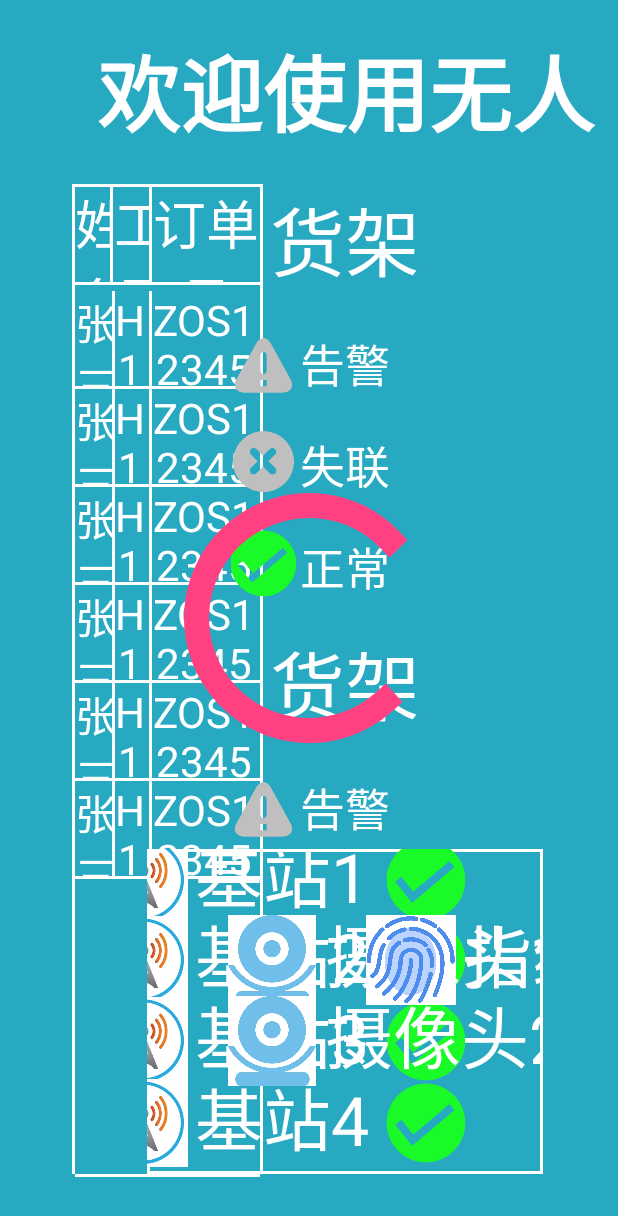
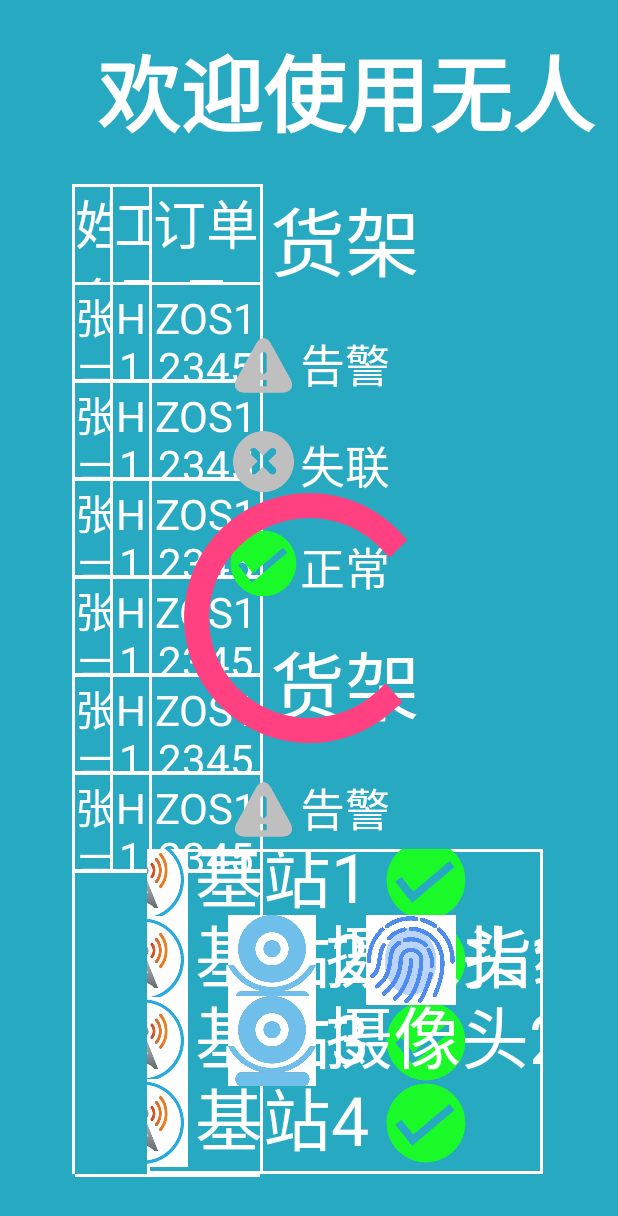
Before and after one commit to fxslltfxl/mvp-display, an Android app: the layout activity_main_new.xml on its own in the app's theme, with its tools: preview values and no code run, on a phone screen of 412 x 824 dp. Shown: the top 1216 px of the screen. Run offline under Robolectric (Android 15) with nearby library versions, the phone set to English and light mode, and no system bars; plain views replace AVLoadingIndicatorView.

Commit message:
amend view

```diff
--- a/AndroidStudioProjects/app/src/main/java/cn/zemic/hy/display/unmannedstoragedisplay/presenter/imp/alarm/AlarmPresenter.java
+++ b/AndroidStudioProjects/app/src/main/java/cn/zemic/hy/display/unmannedstoragedisplay/presenter/imp/alarm/AlarmPresenter.java
@@ -49,7 +49,7 @@ public class AlarmPresenter extends BasePresenter implements IAlarmPresenter {
             public void onSuccess(String wareHouseNo) {
                 mWareHouseNo = wareHouseNo;
                 //连接服务器，获取告警信息 start
-                interaction.connectServiceForGetWarningAndUserInfo(deviceId, wareHouseNo, new IBaseRepository.OnGetWarningDataFinish() {
+                interaction.connectService(deviceId, wareHouseNo, new IBaseRepository.OnGetWarningDataFinish() {
                     @Override
                     public void onSuccess(List<OperateWarningInformViewModel> alarmInfoBeans, boolean isFirst) {
                         iAlarmView.hideLoading();
--- a/AndroidStudioProjects/app/src/main/java/cn/zemic/hy/display/unmannedstoragedisplay/presenter/imp/alarm/AlarmRepository.kt
+++ b/AndroidStudioProjects/app/src/main/java/cn/zemic/hy/display/unmannedstoragedisplay/presenter/imp/alarm/AlarmRepository.kt
@@ -46,7 +46,7 @@ class AlarmRepository : IAlarmRepository {
         })
     }
 
-    override fun connectServiceForGetWarningAndUserInfo(deviceId: String, wareHouseNo: String, onGetWarningDataFinish: IBaseRepository.OnGetWarningDataFinish) {
+    override fun connectService(deviceId: String, wareHouseNo: String, onGetWarningDataFinish: IBaseRepository.OnGetWarningDataFinish) {
         mOnGetWarningDataFinish = onGetWarningDataFinish
         mHandler = MyMessagesHandler()
         Platform.loadPlatformComponent(AndroidPlatformComponent())
--- a/AndroidStudioProjects/app/src/main/java/cn/zemic/hy/display/unmannedstoragedisplay/presenter/interfaces/IAlarmRepository.java
+++ b/AndroidStudioProjects/app/src/main/java/cn/zemic/hy/display/unmannedstoragedisplay/presenter/interfaces/IAlarmRepository.java
@@ -17,7 +17,7 @@ public interface IAlarmRepository extends IBaseRepository {
      * @param deviceId                 search condition
      * @param onGetWarningDataFinish get data finish callback
      */
-    void connectServiceForGetWarningAndUserInfo(String deviceId,String wareHouseNo, IBaseRepository.OnGetWarningDataFinish onGetWarningDataFinish);
+    void connectService(String deviceId, String wareHouseNo, IBaseRepository.OnGetWarningDataFinish onGetWarningDataFinish);
 
     HubProxy getHubProxy();
 }
--- a/AndroidStudioProjects/app/src/main/java/cn/zemic/hy/display/unmannedstoragedisplay/view/activity/alarmactivity/AlarmMainActivity.java
+++ b/AndroidStudioProjects/app/src/main/java/cn/zemic/hy/display/unmannedstoragedisplay/view/activity/alarmactivity/AlarmMainActivity.java
@@ -6,7 +6,6 @@ import android.support.v7.widget.GridLayoutManager;
 import android.support.v7.widget.LinearLayoutManager;
 import android.support.v7.widget.RecyclerView;
 import android.util.DisplayMetrics;
-import android.util.Log;
 import android.view.View;
 
 import com.android.databinding.library.baseAdapters.BR;
@@ -45,18 +44,18 @@ import cn.zemic.hy.display.unmannedstoragedisplay.view.widget.CustomToast;
  */
 public class AlarmMainActivity extends BaseActivity implements IAlarmView, WarnRecycleViewAdapter.OnRecycleViewItemClickListener {
 
+    private static final int SHELF_COUNT = 8;
+    private static final int TEMPERATURE_LENGTH = 5;
+    private static final int SIXTY = 60;
+    private static final int TWENTY_FOUR = 24;
     private int second;
     private int minute;
     private int hour;
 
     private ActivityMainNewBinding binding;
-
     private IAlarmPresenter mAlarmPresenter;
-
-
     private ShelfRecycleViewAdapter shelfAdapter;
     private BaseRecycleViewAdapter<UserDisplayVM, OrderCellBinding> userAdapter;
-
     private List<String> voices;
     private List<UserDisplayVM> userDisplays;
     private VoiceSpeakUtils voiceSpeakUtils;
@@ -105,7 +104,7 @@ public class AlarmMainActivity extends BaseActivity implements IAlarmView, WarnR
         binding.rvUser.hasFixedSize();
         binding.rvUser.setAdapter(userAdapter);
 
-        for (int i = 0; i < 8; i++) {
+        for (int i = 0; i < SHELF_COUNT; i++) {
             shelfStates.add(new ShelfLedState(String.format(Locale.CHINA, "000%d", i + 1), "1"));
         }
         shelfAdapter = new ShelfRecycleViewAdapter(this, shelfStates, getItemHeight());
@@ -114,7 +113,7 @@ public class AlarmMainActivity extends BaseActivity implements IAlarmView, WarnR
         binding.rvState.hasFixedSize();
         binding.rvState.setAdapter(shelfAdapter);
 
-        Log.e("UUID", UniquenessIdFactory.getId(this));
+        binding.tvTemperatureHumidity.setText(String.format(Locale.CHINA, "温度：%s ℃     湿度：%s %%RH", "0", "0"));
     }
 
     @Override
@@ -218,11 +217,11 @@ public class AlarmMainActivity extends BaseActivity implements IAlarmView, WarnR
     @Override
     public void showTemperatureAndHumidity(String wareHouseNo, float temperature, float humidity) {
         String temp = String.valueOf(temperature);
-        if (temp.length() > 5) {
+        if (temp.length() > TEMPERATURE_LENGTH) {
             temp = temp.substring(0, 5);
         }
         String hum = String.valueOf(humidity);
-        if (hum.length() > 5) {
+        if (hum.length() > TEMPERATURE_LENGTH) {
             hum = hum.substring(0, 5);
         }
         binding.tvTemperatureHumidity.setText(String.format(Locale.CHINA, "温度：%s ℃     湿度：%s %%RH", temp, hum));
@@ -231,7 +230,9 @@ public class AlarmMainActivity extends BaseActivity implements IAlarmView, WarnR
 
     @Override
     public void showShelfState(String shelfWarehouseNo, ShelfState shelfState) {
-        shelfAdapter.setDataChange(shelfState.Shelfs);
+        if (shelfState != null && shelfState.Shelfs != null && shelfState.Shelfs.size() != 0) {
+            shelfAdapter.setDataChange(shelfState.Shelfs);
+        }
     }
 
 
@@ -272,15 +273,15 @@ public class AlarmMainActivity extends BaseActivity implements IAlarmView, WarnR
 
     private void updateTimer() {
         ++second;
-        int sixty = 60;
-        if (second >= sixty) {
+
+        if (second >= SIXTY) {
             ++minute;
-            second -= 60;
-            if (minute >= sixty) {
+            second -= SIXTY;
+            if (minute >= SIXTY) {
                 ++hour;
-                minute -= 60;
-                if (hour >= 24) {
-                    hour -= 24;
+                minute -= SIXTY;
+                if (hour >= TWENTY_FOUR) {
+                    hour -= TWENTY_FOUR;
                     runOnUiThread(() -> {
                         binding.tvYearMonth.setText(DateUtils.getSysDate());
                         binding.tvWeek.setText(DateUtils.getWeek());
--- /dev/null
+++ b/AndroidStudioProjects/app/src/main/res/drawable/bottom_border.xml
@@ -0,0 +1,25 @@
+<?xml version="1.0" encoding="utf-8"?>
+<layer-list xmlns:android="http://schemas.android.com/apk/res/android" >
+
+    <item>
+        <shape>
+            <solid android:color="#FFFFFF" />
+        </shape>
+    </item>
+
+    <item
+        android:left="-200dp"
+        android:right="-200dp"
+        android:top="-200dp"
+        android:bottom="1dp"
+        >
+
+        <shape>
+            <solid android:color="@color/end_blue" />
+            <stroke
+                android:width="2dp"
+                android:color="@color/white" />
+        </shape>
+
+    </item>
+</layer-list>
--- a/AndroidStudioProjects/app/src/main/res/layout/activity_main_new.xml
+++ b/AndroidStudioProjects/app/src/main/res/layout/activity_main_new.xml
@@ -281,7 +281,7 @@
             android:id="@+id/rv_user"
             android:layout_width="@dimen/zero"
             android:layout_height="@dimen/zero"
-            android:layout_marginTop="@dimen/six"
+            android:layout_marginTop="@dimen/two"
             android:layout_marginStart="@dimen/height_50"
             android:layout_marginLeft="@dimen/height_50"
             app:layout_constraintBottom_toBottomOf="@+id/out_hor_guideline_95"
--- a/AndroidStudioProjects/app/src/main/res/layout/order_cell.xml
+++ b/AndroidStudioProjects/app/src/main/res/layout/order_cell.xml
@@ -1,8 +1,7 @@
 <?xml version="1.0" encoding="utf-8"?>
 <layout xmlns:android="http://schemas.android.com/apk/res/android"
-    xmlns:app="http://schemas.android.com/apk/res-auto"
     xmlns:tools="http://schemas.android.com/tools"
-    android:background="@color/end_blue">
+    >
 
     <data>
 
@@ -11,101 +10,55 @@
             type="cn.zemic.hy.display.unmannedstoragedisplay.model.viewmodel.UserDisplayVM" />
     </data>
 
-    <android.support.constraint.ConstraintLayout
+    <LinearLayout
         android:layout_width="match_parent"
         android:layout_height="wrap_content"
-
-        >
-
-        <android.support.constraint.Guideline
-            android:id="@+id/order_guideline_0"
-            android:layout_width="match_parent"
-            android:layout_height="match_parent"
-            android:orientation="vertical"
-            app:layout_constraintGuide_percent="0" />
-
-        <android.support.constraint.Guideline
-            android:id="@+id/order_guideline_25"
-            android:layout_width="match_parent"
-            android:layout_height="match_parent"
-            android:orientation="vertical"
-            app:layout_constraintGuide_percent="0.2" />
-
-        <android.support.constraint.Guideline
-            android:id="@+id/order_guideline_50"
-            android:layout_width="match_parent"
-            android:layout_height="match_parent"
-            android:orientation="vertical"
-            app:layout_constraintGuide_percent="0.4" />
-
-        <android.support.constraint.Guideline
-            android:id="@+id/order_guideline_100"
-            android:layout_width="match_parent"
-            android:layout_height="match_parent"
-            android:orientation="vertical"
-            app:layout_constraintGuide_percent="1" />
+        android:orientation="horizontal"
+        android:background="@drawable/bottom_border">
 
         <TextView
             android:id="@+id/user_name"
             android:layout_width="0dp"
             android:layout_height="@dimen/height_warning_item"
+            android:layout_weight="1"
             android:gravity="center"
+            android:text="@{VM.userName}"
             android:textColor="@color/white"
             android:textSize="@dimen/text_size_28"
-            app:layout_constraintEnd_toStartOf="@+id/order_guideline_25"
-            app:layout_constraintStart_toStartOf="parent"
-            app:layout_constraintTop_toTopOf="parent"
-            android:text="@{VM.userName}"
             tools:text="张三" />
 
         <View
             android:layout_width="2dp"
             android:layout_height="@dimen/height_warning_item"
-            android:background="@color/white"
-            android:orientation="vertical"
-            app:layout_constraintLeft_toRightOf="@+id/order_guideline_25"
-            app:layout_constraintTop_toTopOf="parent" />
-
-        <View
-            android:layout_width="2dp"
-            android:layout_height="@dimen/height_warning_item"
-            android:background="@color/white"
-            android:orientation="vertical"
-            app:layout_constraintLeft_toRightOf="@+id/order_guideline_50"
-            app:layout_constraintTop_toTopOf="parent" />
-
-        <View
-            android:layout_width="match_parent"
-            android:layout_height="2dp"
-            android:background="@color/white"
-            android:orientation="horizontal"
-            app:layout_constraintBottom_toBottomOf="parent"
-            app:layout_constraintStart_toStartOf="parent" />
+            android:background="@color/white" />
 
         <TextView
             android:id="@+id/user_no"
             android:layout_width="@dimen/zero"
             android:layout_height="@dimen/height_warning_item"
             android:gravity="center"
+            android:layout_weight="1"
+            android:text="@{VM.userNo}"
             android:textColor="@color/white"
             android:textSize="@dimen/text_size_28"
-            app:layout_constraintEnd_toStartOf="@id/order_guideline_50"
-            app:layout_constraintStart_toStartOf="@id/order_guideline_25"
-            android:text="@{VM.userNo}"
             tools:text="H1000" />
+
+        <View
+            android:layout_width="2dp"
+            android:layout_height="@dimen/height_warning_item"
+            android:background="@color/white" />
 
         <TextView
             android:id="@+id/material_no"
             android:layout_width="@dimen/zero"
             android:layout_height="@dimen/height_warning_item"
             android:gravity="center"
+            android:layout_weight="3"
+            android:text="@{VM.applyNo}"
             android:textColor="@color/white"
             android:textSize="@dimen/text_size_28"
-            app:layout_constraintEnd_toEndOf="@id/order_guideline_100"
-            app:layout_constraintStart_toStartOf="@id/order_guideline_50"
-            android:text="@{VM.applyNo}"
             tools:text="ZOS1234567890123" />
 
+    </LinearLayout>
 
-    </android.support.constraint.ConstraintLayout>
 </layout>
```
Also changed, not shown: 1 other file.
